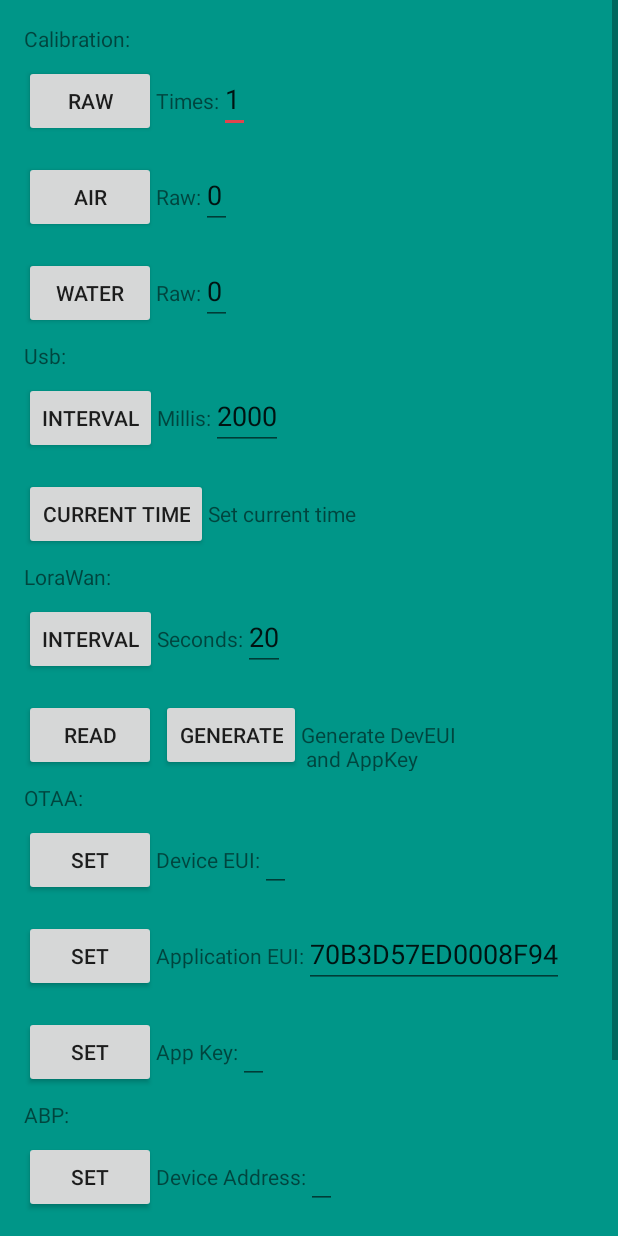
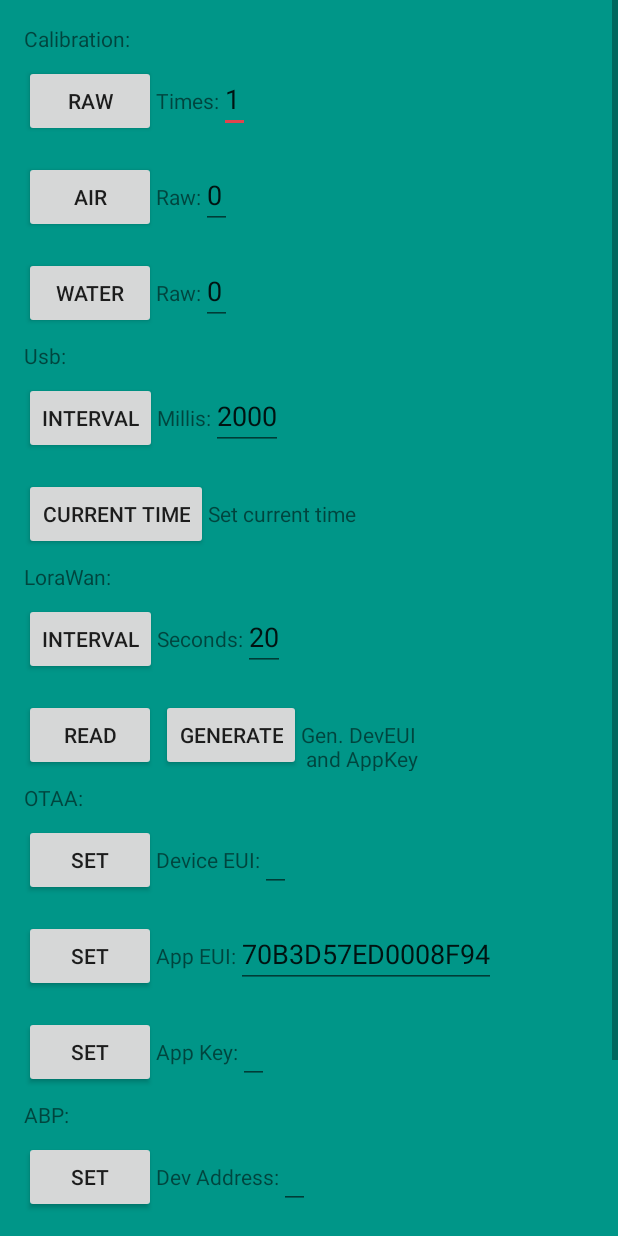
Before and after one commit to plantmer/soilsensor, an Android app: the fragment SettingsFragment shown on its own in the app's theme, on a phone screen of 412 x 824 dp. Run offline under Robolectric (Android 15) with nearby library versions, the phone set to English and light mode, and no system bars.

```diff
--- a/app/src/main/java/com/plantmer/soilsensor/Fragment/MainFragment.java
+++ b/app/src/main/java/com/plantmer/soilsensor/Fragment/MainFragment.java
@@ -146,6 +146,7 @@ public class MainFragment extends Fragment implements View.OnClickListener{
         mIconVWCView.setTypeface(weatherFontIcon);
         mIconVWCView.setText(mIconVWC);
         showLogCB = getActivity().findViewById( R.id.showLogCB );
+        showLogCB.setChecked(true);
         showLogCB.setOnCheckedChangeListener(new CompoundButton.OnCheckedChangeListener(){
             @Override
             public void onCheckedChanged(CompoundButton buttonView, boolean isChecked){
--- a/app/src/main/java/com/plantmer/soilsensor/MainActivity.java
+++ b/app/src/main/java/com/plantmer/soilsensor/MainActivity.java
@@ -181,7 +181,7 @@ public class MainActivity extends AppCompatActivity {
         if(enable){
             cmdLog.setVisibility(View.VISIBLE);
         }else{
-            cmdLog.setVisibility(View.INVISIBLE);
+            cmdLog.setVisibility(View.GONE);
         }
     }
     public void setConnected(boolean conn) {
--- a/app/src/main/res/layout/fragment_2.xml
+++ b/app/src/main/res/layout/fragment_2.xml
@@ -223,7 +223,7 @@
                         android:id="@+id/tvGenLW"
                         android:layout_width="wrap_content"
                         android:layout_height="wrap_content"
-                        android:text="Generate DevEUI \n and AppKey" />
+                        android:text="Gen. DevEUI \n and AppKey" />
                 </LinearLayout>
                 <TextView
                     android:id="@+id/tv0lw1"
@@ -273,7 +273,7 @@
                         android:id="@+id/tvAppEuiLw"
                         android:layout_width="wrap_content"
                         android:layout_height="wrap_content"
-                        android:text="Application EUI:" />
+                        android:text="App EUI:" />
 
                     <EditText
                         android:id="@+id/lwAppEuiEt"
@@ -332,7 +332,7 @@
                         android:id="@+id/tvDevAddrLw"
                         android:layout_width="wrap_content"
                         android:layout_height="wrap_content"
-                        android:text="Device Address:" />
+                        android:text="Dev Address:" />
 
                     <EditText
                         android:id="@+id/lwDevAddrEt"
@@ -359,7 +359,7 @@
                         android:id="@+id/tvNWKSKeyLw"
                         android:layout_width="wrap_content"
                         android:layout_height="wrap_content"
-                        android:text="Network Session Key:" />
+                        android:text="Net Sess Key:" />
 
                     <EditText
                         android:id="@+id/lwNWKSKeyEt"
@@ -386,7 +386,7 @@
                         android:id="@+id/tvAPPSKeyLw"
                         android:layout_width="wrap_content"
                         android:layout_height="wrap_content"
-                        android:text="App Session Key:" />
+                        android:text="App Sess Key:" />
 
                     <EditText
                         android:id="@+id/lwAPPSKeyEt"
--- a/app/src/main/res/values/strings.xml
+++ b/app/src/main/res/values/strings.xml
@@ -82,8 +82,8 @@
     <string name="hint_activity_search">Search location</string>
 
 
-    <string name="dp_label">Dielectric permittivity: %1$s</string>
-    <string name="ec_label">Electrical Conductivity: %1$s</string>
+    <string name="dp_label">Dielectric perm.: %1$s</string>
+    <string name="ec_label">Electrical Cond.: %1$s</string>
     <string name="temp_label">Temperature: %1$s</string>
     <string name="vwc_label">Water Content: %1$s%2$s</string>
 
```
